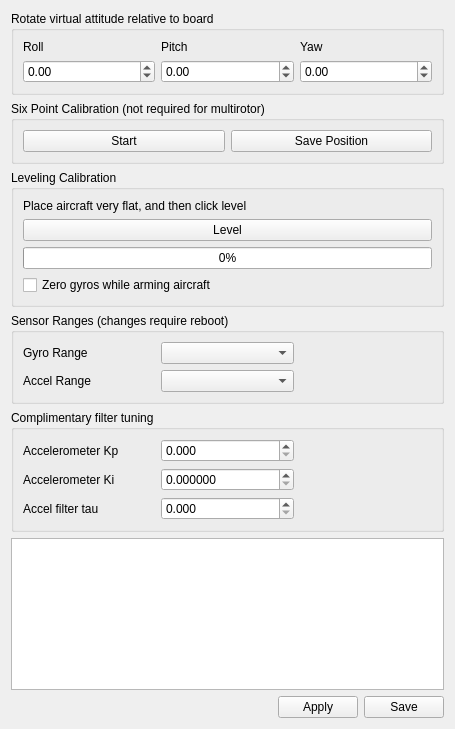
TauLabs/TauLabs, file ground/openpilotgcs/src/plugins/config/ccattitude.ui: the form before one commit.
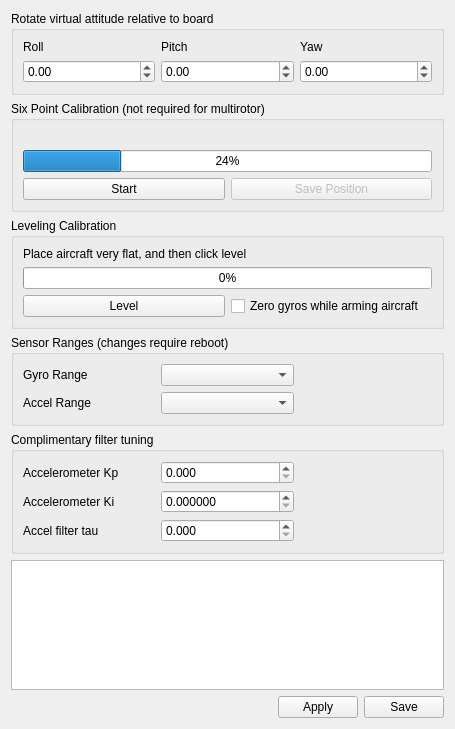
The form after the commit. Icons and pictures are not drawn.

Commit message: GCS: More work on teh calibration UI

The edit to the form file:
```diff
--- a/ground/openpilotgcs/src/plugins/config/ccattitude.ui
+++ b/ground/openpilotgcs/src/plugins/config/ccattitude.ui
@@ -27,54 +27,6 @@
      </property>
     </spacer>
    </item>
-   <item row="2" column="0">
-    <widget class="QGroupBox" name="groupBox_2">
-     <property name="title">
-      <string>Leveling Calibration</string>
-     </property>
-     <layout class="QVBoxLayout" name="verticalLayout_2">
-      <item>
-       <widget class="QLabel" name="label">
-        <property name="text">
-         <string>Place aircraft very flat, and then click level</string>
-        </property>
-        <property name="wordWrap">
-         <bool>true</bool>
-        </property>
-       </widget>
-      </item>
-      <item>
-       <widget class="QPushButton" name="levelButton">
-        <property name="toolTip">
-         <string>Launch horizontal calibration.</string>
-        </property>
-        <property name="text">
-         <string>Level</string>
-        </property>
-       </widget>
-      </item>
-      <item>
-       <widget class="QProgressBar" name="levelProgress">
-        <property name="value">
-         <number>0</number>
-        </property>
-       </widget>
-      </item>
-      <item>
-       <widget class="QCheckBox" name="zeroGyroBiasOnArming">
-        <property name="toolTip">
-         <string>If enabled, a fast recalibration of gyro zero point will be done
-whenever the frame is armed. Do not move the airframe while
-arming it in that case!</string>
-        </property>
-        <property name="text">
-         <string>Zero gyros while arming aircraft</string>
-        </property>
-       </widget>
-      </item>
-     </layout>
-    </widget>
-   </item>
    <item row="4" column="0">
     <widget class="QGroupBox" name="groupBox_4">
      <property name="title">
@@ -336,20 +288,37 @@
       <string>Six Point Calibration (not required for multirotor)</string>
      </property>
      <layout class="QGridLayout" name="gridLayout_5">
-      <item row="1" column="1">
-       <widget class="QPushButton" name="sixPointsStart">
+      <item row="3" column="1">
+       <widget class="QPushButton" name="sixPointStart">
         <property name="text">
          <string>Start</string>
         </property>
        </widget>
       </item>
-      <item row="1" column="2">
-       <widget class="QPushButton" name="sixPointsSave">
+      <item row="3" column="2">
+       <widget class="QPushButton" name="sixPointSave">
+        <property name="enabled">
+         <bool>false</bool>
+        </property>
         <property name="text">
          <string>Save Position</string>
         </property>
        </widget>
       </item>
+      <item row="2" column="1" colspan="2">
+       <widget class="QProgressBar" name="sixPointProgress">
+        <property name="value">
+         <number>24</number>
+        </property>
+       </widget>
+      </item>
+      <item row="1" column="1" colspan="2">
+       <widget class="QLabel" name="sixPointInstructions">
+        <property name="text">
+         <string/>
+        </property>
+       </widget>
+      </item>
      </layout>
     </widget>
    </item>
@@ -422,6 +391,54 @@
    <item row="6" column="0">
     <widget class="QTextEdit" name="calibrationMessages"/>
    </item>
+   <item row="2" column="0">
+    <widget class="QGroupBox" name="groupBox_2">
+     <property name="title">
+      <string>Leveling Calibration</string>
+     </property>
+     <layout class="QGridLayout" name="gridLayout_6">
+      <item row="0" column="0" colspan="2">
+       <widget class="QLabel" name="label">
+        <property name="text">
+         <string>Place aircraft very flat, and then click level</string>
+        </property>
+        <property name="wordWrap">
+         <bool>true</bool>
+        </property>
+       </widget>
+      </item>
+      <item row="2" column="1">
+       <widget class="QCheckBox" name="zeroGyroBiasOnArming">
+        <property name="toolTip">
+         <string>If enabled, a fast recalibration of gyro zero point will be done
+whenever the frame is armed. Do not move the airframe while
+arming it in that case!</string>
+        </property>
+        <property name="text">
+         <string>Zero gyros while arming aircraft</string>
+        </property>
+       </widget>
+      </item>
+      <item row="2" column="0">
+       <widget class="QPushButton" name="levelButton">
+        <property name="toolTip">
+         <string>Launch horizontal calibration.</string>
+        </property>
+        <property name="text">
+         <string>Level</string>
+        </property>
+       </widget>
+      </item>
+      <item row="1" column="0" colspan="2">
+       <widget class="QProgressBar" name="levelProgress">
+        <property name="value">
+         <number>0</number>
+        </property>
+       </widget>
+      </item>
+     </layout>
+    </widget>
+   </item>
   </layout>
  </widget>
  <resources>
```
Left out of the diff: 32 changed lines with no effect on the pictures. The commit also changes 5 other files.
